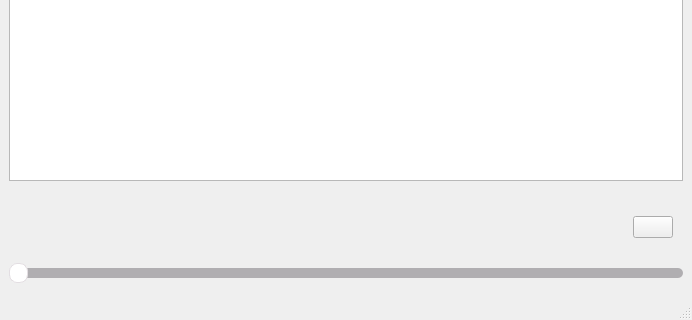
Monyzik/MusicPlayer, file UI/MainWindowUI.ui: the form before one commit; both pictures show x 0 to 692 and y 490 to 810 of the 692 by 810 pixel window.
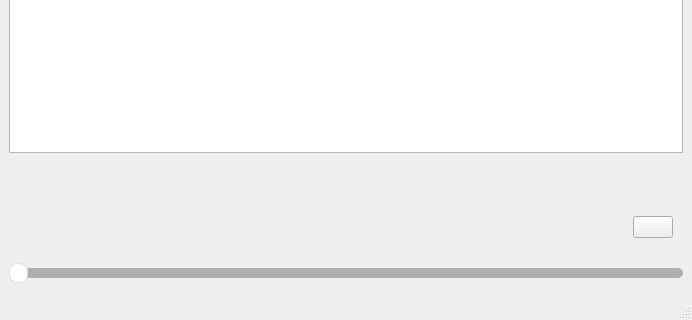
The form after the commit.

Commit message: adds: add a Track card, where we have big image and next, previous button. In addition in track card we also have volume slider update: update type of queue, start using simple list for this, also add a repeating button. fixes: fix some different bugs. TODO: Need to testing this app for other bugs.

```diff
--- a/UI/MainWindowUI.ui
+++ b/UI/MainWindowUI.ui
@@ -154,6 +154,16 @@
         </property>
        </widget>
       </item>
+      <item>
+       <widget class="QPushButton" name="more_button">
+        <property name="text">
+         <string/>
+        </property>
+        <property name="flat">
+         <bool>true</bool>
+        </property>
+       </widget>
+      </item>
       <item>
        <layout class="QHBoxLayout" name="horizontalLayout_4">
         <property name="leftMargin">
```
Left out of the diff: 30 changed lines with no effect on the pictures. The commit also changes 19 other files.
